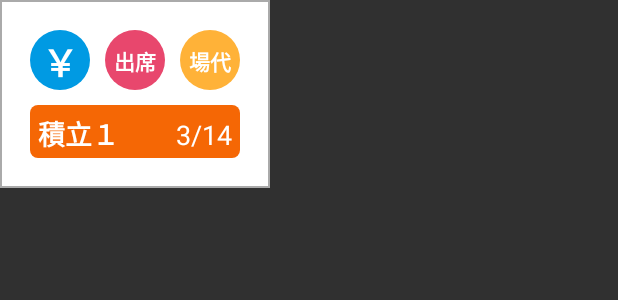
After one commit to dev-dreamstep/moaipay_bk, an Android app: the layout item_moai_detail.xml on its own in the app's theme, with its tools: preview values and no code run, on a phone screen of 412 x 824 dp. The commit adds this screen. Shown: the top 300 px of the screen. Run offline under Robolectric (Android 15) with nearby library versions, the phone set to English and light mode, and no system bars.

Commit message:
参加情報まで完了

```diff
--- a/app/src/main/java/com/dreamstep/moaipay/fragment/main/MoaiFragment.kt
+++ b/app/src/main/java/com/dreamstep/moaipay/fragment/main/MoaiFragment.kt
@@ -36,7 +36,11 @@ class MoaiFragment : BaseFragment() {
 
     private fun setOnClickListener() {
         btnMore.setOnClickListener {
-            layoutMore.visibility = View.VISIBLE
+            if (layoutMore.visibility != View.VISIBLE) {
+                layoutMore.visibility = View.VISIBLE
+            } else {
+                layoutMore.visibility = View.GONE
+            }
         }
     }
 
--- /dev/null
+++ b/app/src/main/res/drawable/btn_moai_detail_amount.xml
@@ -0,0 +1,11 @@
+<?xml version="1.0" encoding="utf-8"?>
+<shape xmlns:android="http://schemas.android.com/apk/res/android"
+    android:shape="oval">
+
+    <solid android:color="#009AE3" />
+
+    <size
+        android:width="40dp"
+        android:height="40dp" />
+
+</shape>
--- /dev/null
+++ b/app/src/main/res/drawable/btn_moai_detail_attend.xml
@@ -0,0 +1,11 @@
+<?xml version="1.0" encoding="utf-8"?>
+<shape xmlns:android="http://schemas.android.com/apk/res/android"
+    android:shape="oval">
+
+    <solid android:color="#E8476D" />
+
+    <size
+        android:width="40dp"
+        android:height="40dp" />
+
+</shape>
--- /dev/null
+++ b/app/src/main/res/drawable/btn_moai_detail_price.xml
@@ -0,0 +1,11 @@
+<?xml version="1.0" encoding="utf-8"?>
+<shape xmlns:android="http://schemas.android.com/apk/res/android"
+    android:shape="oval">
+
+    <solid android:color="#FFB238" />
+
+    <size
+        android:width="40dp"
+        android:height="40dp" />
+
+</shape>
--- /dev/null
+++ b/app/src/main/res/layout/item_moai_detail.xml
@@ -0,0 +1,165 @@
+<?xml version="1.0" encoding="utf-8"?>
+<LinearLayout xmlns:android="http://schemas.android.com/apk/res/android"
+    xmlns:tools="http://schemas.android.com/tools"
+    android:layout_width="@dimen/moai_detail_col_widht"
+    android:layout_height="@dimen/moai_detail_row_height"
+    android:background="@drawable/bg_border"
+    android:orientation="vertical"
+    android:padding="20dp">
+
+    <LinearLayout
+        android:layout_width="match_parent"
+        android:layout_height="wrap_content"
+        android:orientation="horizontal">
+
+        <TextView
+            android:id="@+id/btnAttend1"
+            android:layout_width="wrap_content"
+            android:layout_height="wrap_content"
+            android:layout_gravity="center"
+            android:background="@drawable/btn_moai_detail_amount"
+            android:paddingTop="3dp"
+            android:text="￥"
+            android:textAlignment="center"
+            android:textColor="@android:color/white"
+            android:textSize="24sp"
+            android:textStyle="bold" />
+
+        <TextView
+            android:id="@+id/btnAttend"
+            android:layout_width="wrap_content"
+            android:layout_height="wrap_content"
+            android:layout_gravity="center"
+            android:layout_marginHorizontal="10dp"
+            android:background="@drawable/btn_moai_detail_attend"
+            android:paddingTop="10dp"
+            android:text="出席"
+            android:textAlignment="center"
+            android:textColor="@android:color/white"
+            android:textStyle="bold" />
+
+        <TextView
+            android:id="@+id/btnPrice"
+            android:layout_width="wrap_content"
+            android:layout_height="wrap_content"
+            android:layout_gravity="center"
+            android:background="@drawable/btn_moai_detail_price"
+            android:paddingTop="10dp"
+            android:text="場代"
+            android:textAlignment="center"
+            android:textColor="@android:color/white"
+            android:textStyle="bold" />
+    </LinearLayout>
+
+    <LinearLayout
+        android:layout_width="match_parent"
+        android:layout_height="wrap_content"
+        android:layout_marginTop="10dp"
+        android:orientation="horizontal"
+        tools:visibility="gone">
+
+        <TextView
+            android:id="@+id/btnAttend2"
+            android:layout_width="wrap_content"
+            android:layout_height="wrap_content"
+            android:layout_gravity="center"
+            android:background="@drawable/btn_moai_detail_amount"
+            android:paddingTop="3dp"
+            android:text="￥"
+            android:textAlignment="center"
+            android:textColor="@android:color/white"
+            android:textSize="24sp"
+            android:textStyle="bold" />
+
+        <TextView
+            android:id="@+id/btnAttend3"
+            android:layout_width="wrap_content"
+            android:layout_height="wrap_content"
+            android:layout_gravity="center"
+            android:layout_marginHorizontal="10dp"
+            android:background="@drawable/btn_moai_detail_amount"
+            android:paddingTop="3dp"
+            android:text="￥"
+            android:textAlignment="center"
+            android:textColor="@android:color/white"
+            android:textSize="24sp"
+            android:textStyle="bold"
+            tools:visibility="invisible" />
+
+        <TextView
+            android:id="@+id/btnAttend4"
+            android:layout_width="wrap_content"
+            android:layout_height="wrap_content"
+            android:layout_gravity="center"
+            android:background="@drawable/btn_moai_detail_amount"
+            android:paddingTop="3dp"
+            android:text="￥"
+            android:textAlignment="center"
+            android:textColor="@android:color/white"
+            android:textSize="24sp"
+            android:textStyle="bold"
+            tools:visibility="invisible" />
+    </LinearLayout>
+
+    <LinearLayout
+        android:id="@+id/btnPayment1"
+        android:layout_width="match_parent"
+        android:layout_height="wrap_content"
+        android:layout_marginTop="10dp"
+        android:background="@drawable/btn_moai_create"
+        android:orientation="horizontal"
+        android:padding="5dp">
+
+        <TextView
+            android:id="@+id/txtPaymentName1"
+            android:layout_width="wrap_content"
+            android:layout_height="wrap_content"
+            android:layout_weight="1"
+            android:text="積立１"
+            android:textColor="@android:color/white"
+            android:textSize="18sp"
+            android:textStyle="bold" />
+
+        <TextView
+            android:id="@+id/lblPaymentDate1"
+            android:layout_width="wrap_content"
+            android:layout_height="wrap_content"
+            android:layout_weight="1"
+            android:text="3/14"
+            android:textAlignment="textEnd"
+            android:textColor="@android:color/white"
+            android:textSize="18sp" />
+    </LinearLayout>
+
+    <LinearLayout
+        android:id="@+id/btnPayment2"
+        android:layout_width="match_parent"
+        android:layout_height="wrap_content"
+        android:layout_marginTop="10dp"
+        android:background="@drawable/btn_moai_create"
+        android:orientation="horizontal"
+        android:padding="5dp"
+        tools:visibility="gone">
+
+        <TextView
+            android:id="@+id/txtPaymentName2"
+            android:layout_width="wrap_content"
+            android:layout_height="wrap_content"
+            android:layout_weight="1"
+            android:text="積立２"
+            android:textColor="@android:color/white"
+            android:textSize="18sp"
+            android:textStyle="bold" />
+
+        <TextView
+            android:id="@+id/lblPaymentDate2"
+            android:layout_width="wrap_content"
+            android:layout_height="wrap_content"
+            android:layout_weight="1"
+            android:text="3/14"
+            android:textAlignment="textEnd"
+            android:textColor="@android:color/white"
+            android:textSize="18sp" />
+    </LinearLayout>
+
+</LinearLayout>
--- a/app/src/main/res/values/dimens.xml
+++ b/app/src/main/res/values/dimens.xml
@@ -7,4 +7,10 @@
     <dimen name="appbar_padding_top">8dp</dimen>
     <dimen name="text_margin">16dp</dimen>
     <dimen name="app_bar_height">180dp</dimen>
+
+    <!-- もあい参加情報画面 -->
+    <dimen name="moai_detail_col_header_height">71dp</dimen>
+    <dimen name="moai_detail_row_header_width">80dp</dimen>
+    <dimen name="moai_detail_col_widht">180dp</dimen>
+    <dimen name="moai_detail_row_height">125dp</dimen>
 </resources>
--- a/app/src/main/res/values/strings.xml
+++ b/app/src/main/res/values/strings.xml
@@ -1,4 +1,4 @@
-<resources>
+    <resources>
     <string name="app_name">MoaiPay</string>
     <string name="app_name_jp">もあいペイ</string>
     <!-- Strings related to login -->
```
Also changed, not shown: app/src/main/res/layout/fragment_main.xml (+5 -4 lines), app/src/main/res/layout/fragment_moai_detail.xml (+73 -6 lines), app/src/main/res/layout/item_moai_detail_header.xml (added, +58 -0 lines), app/src/main/res/layout/item_moai_detail_member.xml (added, +40 -0 lines).
